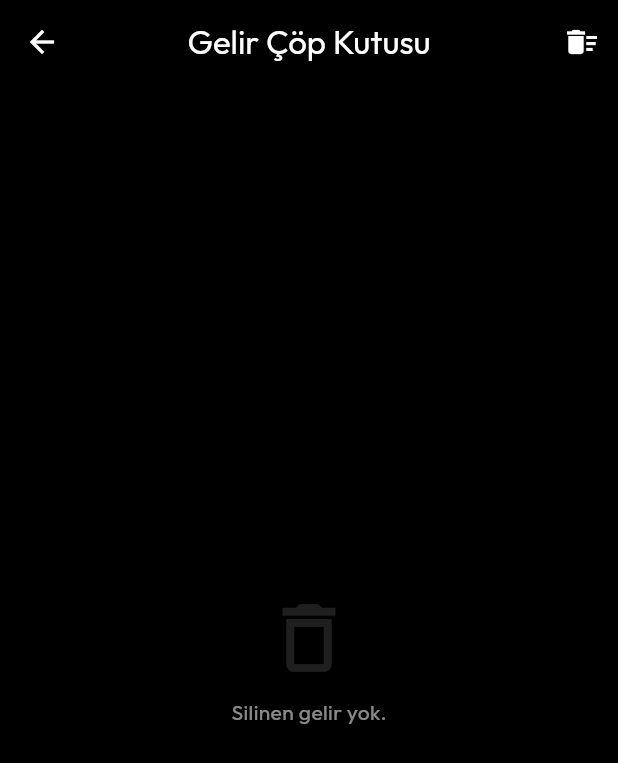
After one commit to SeyitAltintas/Cashly, a Flutter app: the screen it shows after launch, item 2 of the bottom bar chosen, after a tap on the "arrow forward ios" icon, after a tap on the "delete outline" icon, on a phone screen of 412 x 824 dp. The commit adds this screen. Shown: the top 763 px of the screen. Run offline on Flutter 3.47's test engine with Material 3 defaults, Android fonts, the phone set to English and light mode, and no system bars; our stand-ins replace fl_chart, flutter_tts, google_fonts, hive_flutter, image_picker, local_auth and 1 more; accounts and stored records are empty.

Commit message:
Gelirlere çöp kutusu eklendi.

```diff
--- a/lib/features/analysis/presentation/pages/analysis_page.dart
+++ b/lib/features/analysis/presentation/pages/analysis_page.dart
@@ -53,9 +53,12 @@ class _AnalysisPageState extends State<AnalysisPage>
     return Scaffold(
       backgroundColor: Colors.transparent,
       appBar: AppBar(
-        automaticallyImplyLeading: false,
         backgroundColor: Colors.transparent,
         elevation: 0,
+        leading: IconButton(
+          icon: const Icon(Icons.arrow_back, color: Colors.white),
+          onPressed: () => Navigator.pop(context),
+        ),
         title: const Text("Analiz ve Raporlar"),
         bottom: TabBar(
           controller: _tabController,
--- a/lib/features/assets/presentation/pages/assets_page.dart
+++ b/lib/features/assets/presentation/pages/assets_page.dart
@@ -93,7 +93,10 @@ class _AssetsPageState extends State<AssetsPage> {
         backgroundColor: Colors.transparent,
         elevation: 0,
         centerTitle: false,
-        automaticallyImplyLeading: false,
+        leading: IconButton(
+          icon: const Icon(Icons.arrow_back, color: Colors.white),
+          onPressed: () => Navigator.pop(context),
+        ),
         actions: [
           IconButton(
             icon: const Icon(Icons.delete_outline, color: Colors.white),
--- a/lib/features/income/presentation/pages/income_page.dart
+++ b/lib/features/income/presentation/pages/income_page.dart
@@ -9,6 +9,7 @@ class IncomePage extends StatefulWidget {
   final VoidCallback onPreviousMonth;
   final VoidCallback onNextMonth;
   final VoidCallback onSelectMonth;
+  final String searchQuery;
 
   const IncomePage({
     super.key,
@@ -19,6 +20,7 @@ class IncomePage extends StatefulWidget {
     required this.onPreviousMonth,
     required this.onNextMonth,
     required this.onSelectMonth,
+    this.searchQuery = '',
   });
 
   @override
@@ -57,15 +59,25 @@ class _IncomePageState extends State<IncomePage> {
   }
 
   List<Income> get filteredIncomes {
-    return widget.incomes
+    var result = widget.incomes
         .where((i) => !i.isDeleted)
         .where(
           (i) =>
               i.date.year == widget.selectedDate.year &&
               i.date.month == widget.selectedDate.month,
-        )
-        .toList()
-      ..sort((a, b) => b.date.compareTo(a.date));
+        );
+
+    // Arama filtresi
+    if (widget.searchQuery.isNotEmpty) {
+      final query = widget.searchQuery.toLowerCase();
+      result = result.where(
+        (i) =>
+            i.name.toLowerCase().contains(query) ||
+            i.category.toLowerCase().contains(query),
+      );
+    }
+
+    return result.toList()..sort((a, b) => b.date.compareTo(a.date));
   }
 
   Map<String, List<Income>> get groupedIncomes {
@@ -89,6 +101,25 @@ class _IncomePageState extends State<IncomePage> {
     if (diff == 0) return "Bugün";
     if (diff == 1) return "Dün";
     return "${dateOnly.day} ${_months[dateOnly.month - 1]}";
+  }
+
+  IconData _getIconForCategory(String category) {
+    switch (category.toLowerCase()) {
+      case 'maaş':
+        return Icons.work;
+      case 'freelance':
+        return Icons.laptop;
+      case 'yatırım':
+        return Icons.trending_up;
+      case 'kira geliri':
+        return Icons.home;
+      case 'hediye':
+        return Icons.card_giftcard;
+      case 'diğer':
+        return Icons.category;
+      default:
+        return Icons.attach_money;
+    }
   }
 
   @override
@@ -317,7 +348,7 @@ class _IncomePageState extends State<IncomePage> {
                   borderRadius: BorderRadius.circular(12),
                 ),
                 child: Icon(
-                  Icons.trending_up,
+                  _getIconForCategory(income.category),
                   color: Colors.green.shade400,
                   size: 24,
                 ),
--- /dev/null
+++ b/lib/features/income/presentation/pages/income_recycle_bin_page.dart
@@ -0,0 +1,270 @@
+import 'package:flutter/material.dart';
+import 'package:cashly/core/constants/color_constants.dart';
+import 'package:cashly/services/database_helper.dart';
+import '../../data/models/income_model.dart';
+
+class GelirCopKutusuSayfasi extends StatefulWidget {
+  final String userId;
+
+  const GelirCopKutusuSayfasi({super.key, required this.userId});
+
+  @override
+  State<GelirCopKutusuSayfasi> createState() => _GelirCopKutusuSayfasiState();
+}
+
+class _GelirCopKutusuSayfasiState extends State<GelirCopKutusuSayfasi> {
+  List<Income> silinenGelirler = [];
+  List<Income> tumGelirler = [];
+
+  final List<String> _months = [
+    "Ocak",
+    "Şubat",
+    "Mart",
+    "Nisan",
+    "Mayıs",
+    "Haziran",
+    "Temmuz",
+    "Ağustos",
+    "Eylül",
+    "Ekim",
+    "Kasım",
+    "Aralık",
+  ];
+
+  @override
+  void initState() {
+    super.initState();
+    verileriYukle();
+  }
+
+  void verileriYukle() {
+    List<Map<String, dynamic>> gelirVerileri = DatabaseHelper.gelirleriGetir(
+      widget.userId,
+    );
+    tumGelirler = gelirVerileri.map((map) => Income.fromMap(map)).toList();
+    setState(() {
+      silinenGelirler = tumGelirler.where((g) => g.isDeleted).toList();
+    });
+  }
+
+  void kaydet() {
+    List<Map<String, dynamic>> gelirMapleri = tumGelirler
+        .map((income) => income.toMap())
+        .toList();
+    DatabaseHelper.gelirleriKaydet(widget.userId, gelirMapleri);
+  }
+
+  Future<void> copuBosalt() async {
+    if (silinenGelirler.isEmpty) return;
+
+    bool? onay = await showDialog<bool>(
+      context: context,
+      builder: (ctx) => AlertDialog(
+        backgroundColor: Theme.of(context).colorScheme.surface,
+        title: const Text("Çöpü Boşalt", style: TextStyle(color: Colors.white)),
+        content: Text(
+          "Tüm silinen gelirler kalıcı olarak yok edilecek. Emin misin?",
+          style: TextStyle(
+            color: Theme.of(
+              context,
+            ).colorScheme.onSurface.withValues(alpha: 0.7),
+          ),
+        ),
+        actions: [
+          TextButton(
+            onPressed: () => Navigator.pop(ctx, false),
+            child: const Text("İptal", style: TextStyle(color: Colors.white)),
+          ),
+          ElevatedButton(
+            style: ElevatedButton.styleFrom(
+              backgroundColor: Colors.red.shade800,
+            ),
+            onPressed: () => Navigator.pop(ctx, true),
+            child: const Text(
+              "Evet, Sil",
+              style: TextStyle(color: Colors.white),
+            ),
+          ),
+        ],
+      ),
+    );
+
+    if (onay == true) {
+      setState(() {
+        tumGelirler.removeWhere((g) => g.isDeleted);
+        silinenGelirler.clear();
+        kaydet();
+        if (mounted) {
+          ScaffoldMessenger.of(context).showSnackBar(
+            SnackBar(
+              backgroundColor: ColorConstants.koyuKirmizi,
+              content: const Text(
+                "Çöp kutusu temizlendi.",
+                style: TextStyle(color: Colors.white),
+              ),
+              behavior: SnackBarBehavior.floating,
+              shape: RoundedRectangleBorder(
+                borderRadius: BorderRadius.circular(10),
+              ),
+              margin: const EdgeInsets.all(12),
+            ),
+          );
+        }
+      });
+    }
+  }
+
+  Future<void> geliriGeriYukle(Income gelir) async {
+    setState(() {
+      int index = tumGelirler.indexWhere((g) => g.id == gelir.id);
+      if (index != -1) {
+        tumGelirler[index] = gelir.copyWith(isDeleted: false);
+      }
+      silinenGelirler.removeWhere((g) => g.id == gelir.id);
+    });
+    kaydet();
+    if (mounted) {
+      ScaffoldMessenger.of(context).showSnackBar(
+        SnackBar(
+          content: const Text(
+            "Gelir geri yüklendi ♻️",
+            style: TextStyle(color: Colors.white),
+          ),
+          backgroundColor: Colors.green.shade700,
+          behavior: SnackBarBehavior.floating,
+          shape: RoundedRectangleBorder(
+            borderRadius: BorderRadius.circular(10),
+          ),
+          margin: const EdgeInsets.all(12),
+        ),
+      );
+    }
+  }
+
+  Future<void> geliriKaliciSil(Income gelir) async {
+    setState(() {
+      tumGelirler.removeWhere((g) => g.id == gelir.id);
+      silinenGelirler.removeWhere((g) => g.id == gelir.id);
+    });
+    kaydet();
+    if (mounted) {
+      ScaffoldMessenger.of(context).showSnackBar(
+        SnackBar(
+          content: const Text(
+            "Gelir kalıcı olarak silindi 🗑️",
+            style: TextStyle(color: Colors.white),
+          ),
+          backgroundColor: ColorConstants.koyuKirmizi,
+          behavior: SnackBarBehavior.floating,
+          shape: RoundedRectangleBorder(
+            borderRadius: BorderRadius.circular(10),
+          ),
+          margin: const EdgeInsets.all(12),
+        ),
+      );
+    }
+  }
+
+  @override
+  Widget build(BuildContext context) {
+    return Scaffold(
+      appBar: AppBar(
+        title: const Text("Gelir Çöp Kutusu"),
+        backgroundColor: Colors.transparent,
+        elevation: 0,
+        foregroundColor: Colors.white,
+        iconTheme: const IconThemeData(color: Colors.white),
+        actions: [
+          IconButton(
+            icon: const Icon(Icons.delete_sweep, color: Colors.white),
+            tooltip: "Çöpü Boşalt",
+            onPressed: copuBosalt,
+          ),
+        ],
+      ),
+      body: silinenGelirler.isEmpty
+          ? Center(
+              child: Column(
+                mainAxisAlignment: MainAxisAlignment.center,
+                children: [
+                  Icon(Icons.delete_outline, size: 60, color: Colors.white12),
+                  const SizedBox(height: 10),
+                  Text(
+                    "Silinen gelir yok.",
+                    style: TextStyle(
+                      color: Theme.of(
+                        context,
+                      ).colorScheme.onSurface.withValues(alpha: 0.54),
+                    ),
+                  ),
+                ],
+              ),
+            )
+          : ListView.builder(
+              padding: const EdgeInsets.all(10),
+              itemCount: silinenGelirler.length,
+              itemBuilder: (context, index) {
+                final gelir = silinenGelirler[index];
+
+                return Card(
+                  color: Theme.of(context).colorScheme.surface,
+                  shape: RoundedRectangleBorder(
+                    borderRadius: BorderRadius.circular(16),
+                    side: BorderSide(
+                      color: Theme.of(
+                        context,
+                      ).colorScheme.onSurface.withValues(alpha: 0.05),
+                    ),
+                  ),
+                  child: ListTile(
+                    leading: Container(
+                      padding: const EdgeInsets.all(8),
+                      decoration: BoxDecoration(
+                        color: Colors.green.withValues(alpha: 0.15),
+                        borderRadius: BorderRadius.circular(10),
+                      ),
+                      child: Icon(
+                        Icons.trending_up,
+                        color: Colors.green.shade400,
+                      ),
+                    ),
+                    title: Text(
+                      gelir.name,
+                      style: const TextStyle(color: Colors.white),
+                    ),
+                    subtitle: Text(
+                      "${gelir.amount.toStringAsFixed(2)} ₺ • ${gelir.date.day} ${_months[gelir.date.month - 1]} ${gelir.date.year}",
+                      style: TextStyle(
+                        color: Theme.of(
+                          context,
+                        ).colorScheme.onSurface.withValues(alpha: 0.54),
+                      ),
+                    ),
+                    trailing: Row(
+                      mainAxisSize: MainAxisSize.min,
+                      children: [
+                        IconButton(
+                          icon: Icon(
+                            Icons.restore,
+                            color: Colors.green.shade400,
+                          ),
+                          onPressed: () => geliriGeriYukle(gelir),
+                          tooltip: "Geri Yükle",
+                        ),
+                        IconButton(
+                          icon: const Icon(
+                            Icons.delete_forever,
+                            color: ColorConstants.kirmiziVurgu,
+                          ),
+                          onPressed: () => geliriKaliciSil(gelir),
+                          tooltip: "Kalıcı Sil",
+                        ),
+                      ],
+                    ),
+                  ),
+                );
+              },
+            ),
+    );
+  }
+}
--- a/lib/home_page.dart
+++ b/lib/home_page.dart
@@ -16,6 +16,7 @@ import 'features/tools/presentation/pages/tools_page.dart';
 import 'features/income/presentation/pages/income_page.dart';
 import 'features/income/presentation/widgets/add_income_sheet.dart';
 import 'features/income/data/models/income_model.dart';
+import 'features/income/presentation/pages/income_recycle_bin_page.dart';
 import 'features/expenses/presentation/widgets/add_expense_sheet.dart';
 import 'features/expenses/presentation/widgets/voice_input_sheet.dart';
 
@@ -45,6 +46,10 @@ class _AnaSayfaState extends State<AnaSayfa> {
   Map<String, IconData> kategoriIkonlari = {};
   Map<String, IconData> gelirKategoriIkonlari = {};
   List<Income> tumGelirler = [];
+
+  // Gelir araması için
+  final TextEditingController tGelirArama = TextEditingController();
+  bool gelirAramaModu = false;
 
   final List<String> aylarListesi = [
     "Ocak",
@@ -1009,6 +1014,9 @@ class _AnaSayfaState extends State<AnaSayfa> {
                             onDismissed: (direction) {
                               harcamaSil(harcama);
                             },
+                            child: GestureDetector(
+                              onTap: () =>
+                                  pencereAc(duzenlenecekHarcama: harcama),
                               child: Card(
                                 color: Theme.of(context).colorScheme.surface,
                                 elevation: 0,
@@ -1016,7 +1024,9 @@ class _AnaSayfaState extends State<AnaSayfa> {
                                 shape: RoundedRectangleBorder(
                                   borderRadius: BorderRadius.circular(16),
                                   side: BorderSide(
-                                  color: Theme.of(context).colorScheme.onSurface
+                                    color: Theme.of(context)
+                                        .colorScheme
+                                        .onSurface
                                         .withValues(alpha: 0.05),
                                   ),
                                 ),
@@ -1028,7 +1038,9 @@ class _AnaSayfaState extends State<AnaSayfa> {
                                   leading: Container(
                                     padding: const EdgeInsets.all(10),
                                     decoration: BoxDecoration(
-                                    color: Theme.of(context).colorScheme.primary
+                                      color: Theme.of(context)
+                                          .colorScheme
+                                          .primary
                                           .withValues(alpha: 0.1),
                                       borderRadius: BorderRadius.circular(12),
                                     ),
@@ -1054,10 +1066,7 @@ class _AnaSayfaState extends State<AnaSayfa> {
                                       fontSize: 12,
                                     ),
                                   ),
-                                trailing: Row(
-                                  mainAxisSize: MainAxisSize.min,
-                                  children: [
-                                    Text(
+                                  trailing: Text(
                                     "-${harcama['tutar']} ₺",
                                     style: const TextStyle(
                                       color: Colors.white,
@@ -1065,19 +1074,6 @@ class _AnaSayfaState extends State<AnaSayfa> {
                                       fontSize: 16,
                                     ),
                                   ),
-                                    const SizedBox(width: 10),
-                                    IconButton(
-                                      icon: const Icon(
-                                        Icons.edit,
-                                        color: Colors.blueAccent,
-                                        size: 20,
-                                      ),
-                                      tooltip: "Düzenle",
-                                      onPressed: () => pencereAc(
-                                        duzenlenecekHarcama: harcama,
-                                      ),
-                                    ),
-                                  ],
                                 ),
                               ),
                             ),
@@ -1568,9 +1564,60 @@ class _AnaSayfaState extends State<AnaSayfa> {
     } else if (_selectedIndex == 1) {
       appBar = AppBar(
         automaticallyImplyLeading: false,
-        title: const Text("Gelirlerim"),
+        title: gelirAramaModu
+            ? TextField(
+                controller: tGelirArama,
+                autofocus: true,
+                style: const TextStyle(color: Colors.white),
+                decoration: InputDecoration(
+                  hintText: "Gelir ara...",
+                  hintStyle: TextStyle(
+                    color: Theme.of(
+                      context,
+                    ).colorScheme.onSurface.withValues(alpha: 0.5),
+                  ),
+                  border: InputBorder.none,
+                ),
+                onChanged: (value) {
+                  setState(() {});
+                },
+              )
+            : const Text("Gelirlerim"),
         backgroundColor: Colors.transparent,
         elevation: 0,
+        centerTitle: false,
+        actions: [
+          IconButton(
+            icon: const Icon(Icons.delete_outline, color: Colors.white),
+            tooltip: "Çöp Kutusu",
+            onPressed: () {
+              Navigator.push(
+                context,
+                MaterialPageRoute(
+                  builder: (context) => GelirCopKutusuSayfasi(
+                    userId: widget.authController.currentUser!.id,
+                  ),
+                ),
+              ).then((_) {
+                verileriOku();
+              });
+            },
+          ),
+          IconButton(
+            icon: Icon(
+              gelirAramaModu ? Icons.close : Icons.search,
+              color: Colors.white,
+            ),
+            onPressed: () {
+              setState(() {
+                gelirAramaModu = !gelirAramaModu;
+                if (!gelirAramaModu) {
+                  tGelirArama.clear();
+                }
+              });
+            },
+          ),
+        ],
       );
     } else if (_selectedIndex == 2) {
       appBar = AppBar(
@@ -1606,6 +1653,7 @@ class _AnaSayfaState extends State<AnaSayfa> {
             ? IncomePage(
                 incomes: tumGelirler,
                 selectedDate: secilenAy,
+                searchQuery: gelirAramaModu ? tGelirArama.text : '',
                 onDelete: (income) {
                   setState(() {
                     income.isDeleted = true;
```
Lines whose indentation alone changed are shown as unchanged.
